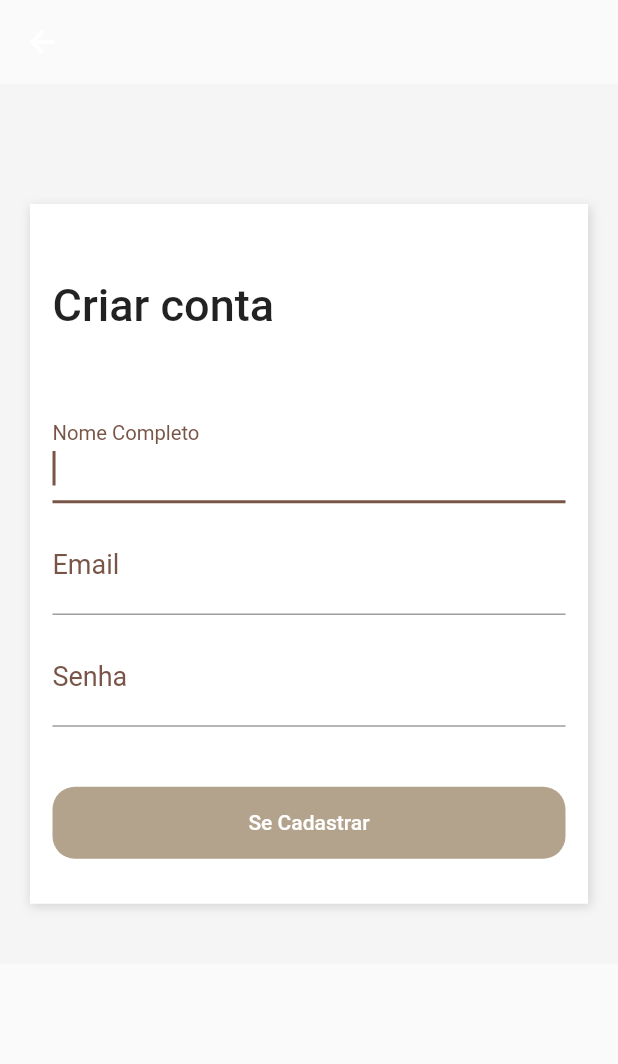
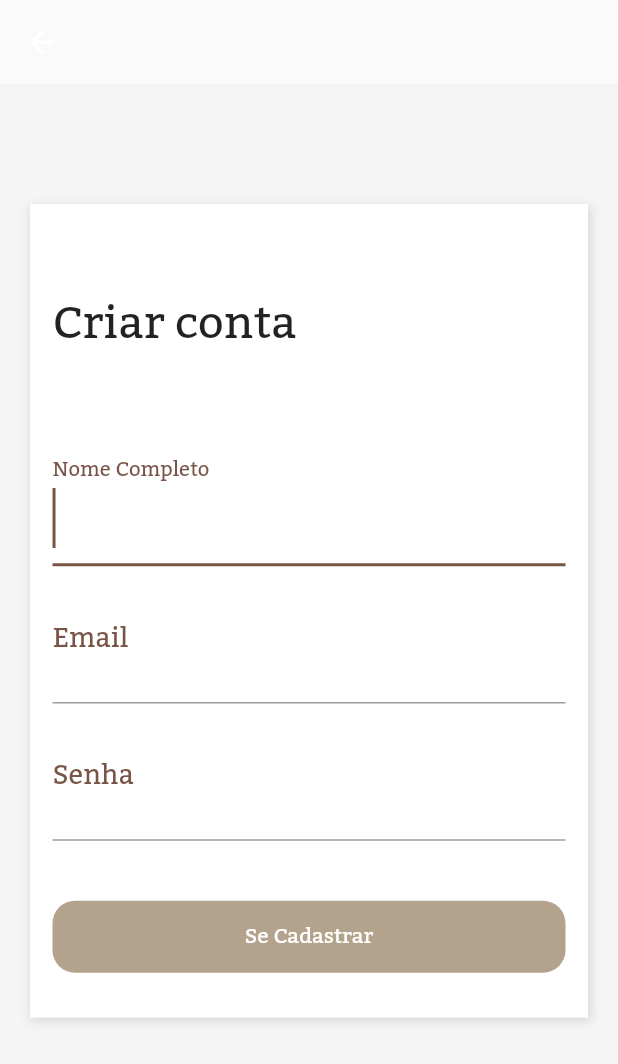
Before and after one commit to cauecbb/Ebook-Store-App, a Flutter app: the screen it shows after launch, item 3 of the bottom bar chosen, after a tap on "Cadastre-se", on a phone screen of 412 x 824 dp. Shown: the top 1064 px of the screen. Run offline on Flutter 3.47's test engine with Material 2 defaults, Android fonts, the phone set to English and light mode, and no system bars.

Commit message:
Adiciona Fonte

```diff
--- a/lib/main.dart
+++ b/lib/main.dart
@@ -13,6 +13,7 @@ class MyApp extends StatelessWidget {
       title: 'Ebook Store',
       theme: ThemeData(
         primarySwatch: Colors.brown,
+        fontFamily: "Kadwa",
       ),
       home: const DefaultTabController(
         length: 3,
--- a/lib/pages/cart_page.dart
+++ b/lib/pages/cart_page.dart
@@ -100,7 +100,7 @@ Widget bookItem() {
           height: 100,
           margin: const EdgeInsets.all(10),
           child: Image.asset(
-            "assets/livro.jpg",
+            "assets/img/livro.jpg",
             fit: BoxFit.fitWidth,
           ),
         ),
--- a/lib/pages/login_page.dart
+++ b/lib/pages/login_page.dart
@@ -21,7 +21,7 @@ class _LoginPageState extends State<LoginPage> {
         color: const Color(0xFF9ADCB9),
         padding: const EdgeInsets.only(
           left: 20,
-          top: 120,
+          top: 100,
         ),
         child: Column(
           children: <Widget>[
@@ -70,6 +70,9 @@ class _LoginPageState extends State<LoginPage> {
                         Container(
                           width: 300,
                           height: 52,
+                          padding: const EdgeInsets.only(
+                            left: 3,
+                          ),
                           decoration: const BoxDecoration(
                             color: Color(0xFFFEFFEE),
                             borderRadius: BorderRadius.all(
@@ -80,6 +83,8 @@ class _LoginPageState extends State<LoginPage> {
                             autofocus: true,
                             keyboardType: TextInputType.emailAddress,
                             decoration: const InputDecoration(
+                              border: InputBorder.none,
+                              prefixIcon: Icon(Icons.mail),
                               labelText: "E-mail",
                               labelStyle: TextStyle(
                                 color: Color(0xB3332E1D),
@@ -107,6 +112,9 @@ class _LoginPageState extends State<LoginPage> {
                     Container(
                       width: 300,
                       height: 52,
+                      padding: const EdgeInsets.only(
+                        left: 16,
+                      ),
                       decoration: const BoxDecoration(
                         color: Color(0xFFFEFFEE),
                         borderRadius: BorderRadius.all(
@@ -118,6 +126,8 @@ class _LoginPageState extends State<LoginPage> {
                         keyboardType: TextInputType.text,
                         obscureText: true,
                         decoration: const InputDecoration(
+                          icon: Icon(Icons.lock),
+                          border: InputBorder.none,
                           labelText: "Senha",
                           labelStyle: TextStyle(
                             color: Color(0xB3332E1D),
@@ -228,7 +238,7 @@ class _LoginPageState extends State<LoginPage> {
                       height: 24,
                       width: 30,
                       child: Image.asset(
-                        "assets/facebook.png",
+                        "assets/img/facebook.png",
                       ),
                     ),
                   ),
@@ -253,7 +263,7 @@ class _LoginPageState extends State<LoginPage> {
                       height: 24,
                       width: 30,
                       child: Image.asset(
-                        "assets/google.png",
+                        "assets/img/google.png",
                       ),
                     ),
                   ),
--- a/lib/widgets/book/book_list_widget.dart
+++ b/lib/widgets/book/book_list_widget.dart
@@ -13,31 +13,31 @@ class BookList extends StatelessWidget {
       children: const [
         BookItem(
           autor: 'Robert C. Martin',
-          image: 'assets/livro.jpg',
+          image: 'assets/img/livro.jpg',
           price: 145,
           title: 'Clean Code',
         ),
         BookItem(
           autor: 'Robert C. Martin',
-          image: 'assets/livro.jpg',
+          image: 'assets/img/livro.jpg',
           price: 145,
           title: 'Clean Code',
         ),
         BookItem(
           autor: 'Robert C. Martin',
-          image: 'assets/livro.jpg',
+          image: 'assets/img/livro.jpg',
           price: 145,
           title: 'Clean Code',
         ),
         BookItem(
           autor: 'Robert C. Martin',
-          image: 'assets/livro.jpg',
+          image: 'assets/img/livro.jpg',
           price: 145,
           title: 'Clean Code',
         ),
         BookItem(
           autor: 'Robert C. Martin',
-          image: 'assets/livro.jpg',
+          image: 'assets/img/livro.jpg',
           price: 145,
           title: 'Clean Code',
         ),
--- a/lib/widgets/category/category_list_widget.dart
+++ b/lib/widgets/category/category_list_widget.dart
@@ -10,11 +10,11 @@ class CategoryList extends StatelessWidget {
     return ListView(
       scrollDirection: Axis.horizontal,
       children: const [
-        CategoryItem(image: 'assets/categoria00.png'),
-        CategoryItem(image: 'assets/categoria00.png'),
-        CategoryItem(image: 'assets/categoria00.png'),
-        CategoryItem(image: 'assets/categoria00.png'),
-        CategoryItem(image: 'assets/categoria00.png'),
+        CategoryItem(image: 'assets/img/categoria00.png'),
+        CategoryItem(image: 'assets/img/categoria00.png'),
+        CategoryItem(image: 'assets/img/categoria00.png'),
+        CategoryItem(image: 'assets/img/categoria00.png'),
+        CategoryItem(image: 'assets/img/categoria00.png'),
       ],
     );
   }
```
Also changed, not shown: pubspec.yaml (+8 -10 lines), assets/fonts/Kadwa-Bold.ttf (added), assets/fonts/Kadwa-Regular.ttf (added), assets/img/categoria00.png (renamed from assets/categoria00.png), assets/img/facebook.png (renamed from assets/facebook.png), assets/img/google.png (renamed from assets/google.png), assets/img/livro.jpg (renamed from assets/livro.jpg).
